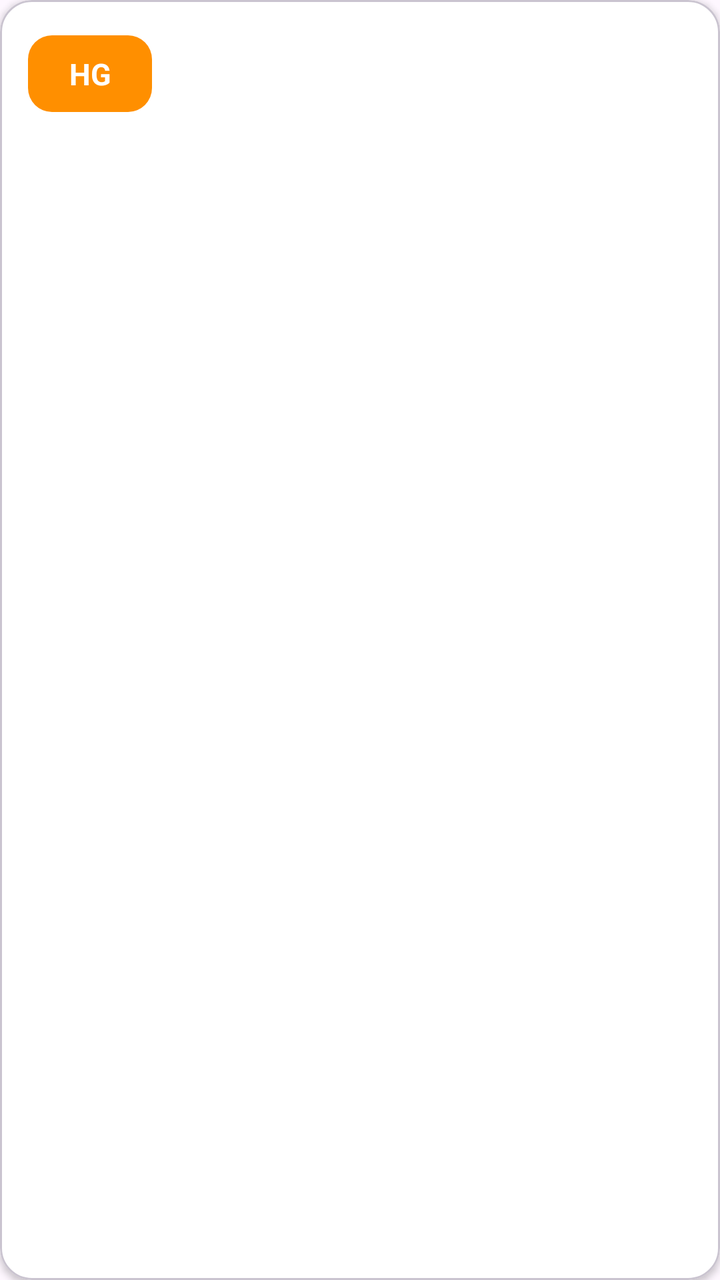
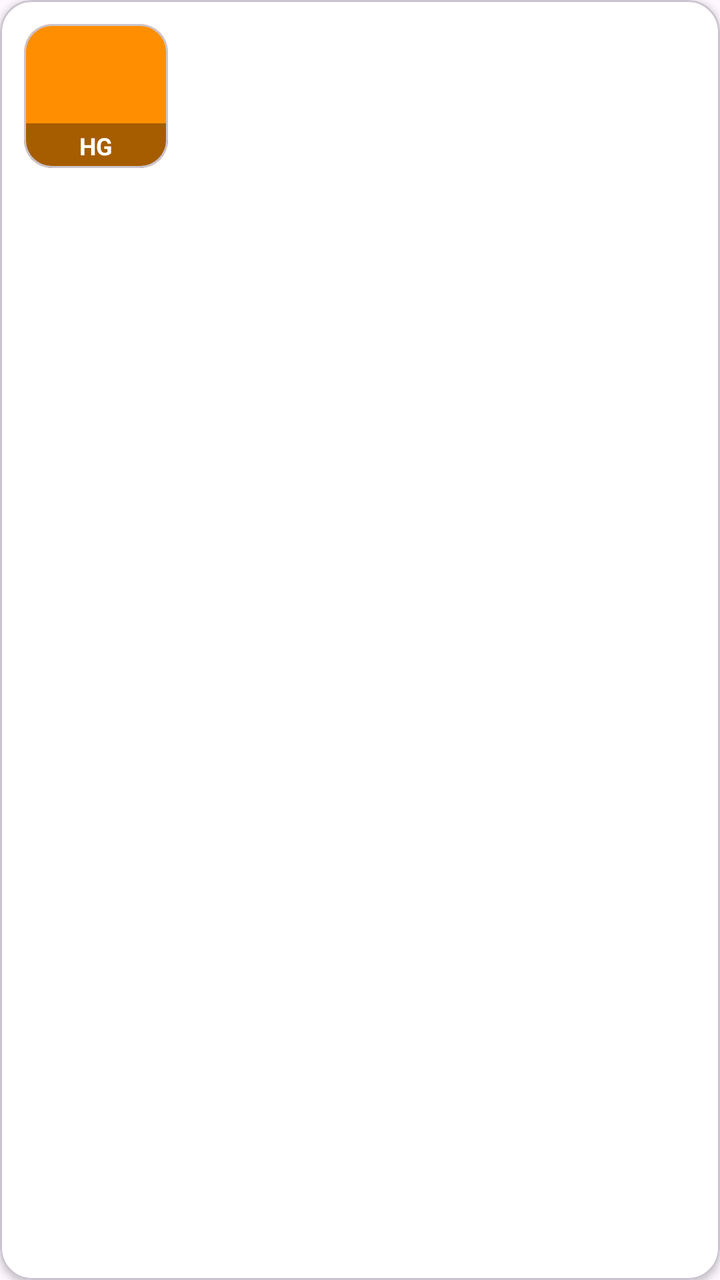

Before-and-after screenshots of an Android layout around one commit, followed by the original layout XML and the change that was made.
<!-- AndroidManifest.xml: application theme Theme.GunplaLog -->
<!-- res/layout/item_model.xml -->
<?xml version="1.0" encoding="utf-8"?>
<com.google.android.material.card.MaterialCardView xmlns:android="http://schemas.android.com/apk/res/android"
    xmlns:app="http://schemas.android.com/apk/res-auto"
    android:layout_width="match_parent"
    android:layout_height="wrap_content"
    android:layout_marginLeft="14dp"
    android:layout_marginRight="14dp"
    android:layout_marginTop="5dp"
    android:layout_marginBottom="5dp"
    app:cardBackgroundColor="#FFFFFF"
    app:cardCornerRadius="16dp"
    app:cardElevation="2dp">

    <LinearLayout
        android:layout_width="match_parent"
        android:layout_height="wrap_content"
        android:gravity="center_vertical"
        android:orientation="horizontal"
        android:padding="14dp">

        <TextView
            android:id="@+id/tvBadge"
            android:layout_width="wrap_content"
            android:layout_height="wrap_content"
            android:background="@drawable/bg_badge"
            android:gravity="center"
            android:minWidth="62dp"
            android:paddingLeft="10dp"
            android:paddingTop="9dp"
            android:paddingRight="10dp"
            android:paddingBottom="9dp"
            android:text="HG"
            android:textColor="#FFFFFF"
            android:textSize="15sp"
            android:textStyle="bold" />

        <LinearLayout
            android:layout_width="0dp"
            android:layout_height="wrap_content"
            android:layout_marginLeft="12dp"
            android:layout_weight="1"
            android:orientation="vertical">

            <TextView
                android:id="@+id/tvName"
                android:layout_width="wrap_content"
                android:layout_height="wrap_content"
                android:ellipsize="end"
                android:maxLines="1"
                android:textColor="#222222"
                android:textSize="16sp"
                android:textStyle="bold" />

            <TextView
                android:id="@+id/tvMeta"
                android:layout_width="wrap_content"
                android:layout_height="wrap_content"
                android:layout_marginTop="3dp"
                android:textColor="#8A909C"
                android:textSize="12sp" />

            <TextView
                android:id="@+id/tvNote"
                android:layout_width="wrap_content"
                android:layout_height="wrap_content"
                android:layout_marginTop="2dp"
                android:ellipsize="end"
                android:maxLines="1"
                android:textColor="#666666"
                android:textSize="12sp"
                android:visibility="gone" />
        </LinearLayout>

        <LinearLayout
            android:layout_width="wrap_content"
            android:layout_height="wrap_content"
            android:layout_gravity="center_vertical"
            android:gravity="end"
            android:orientation="vertical">

            <TextView
                android:id="@+id/tvPrice"
                android:layout_width="wrap_content"
                android:layout_height="wrap_content"
                android:layout_gravity="end"
                android:textColor="#D32F2F"
                android:textSize="15sp"
                android:textStyle="bold" />

            <TextView
                android:id="@+id/tvStatus"
                android:layout_width="wrap_content"
                android:layout_height="wrap_content"
                android:layout_gravity="end"
                android:layout_marginTop="5dp"
                android:background="@drawable/bg_status_pill"
                android:paddingLeft="8dp"
                android:paddingTop="3dp"
                android:paddingRight="8dp"
                android:paddingBottom="3dp"
                android:textSize="11sp" />
        </LinearLayout>
    </LinearLayout>
</com.google.android.material.card.MaterialCardView>
<!-- resources referenced by this layout -->
<resources>
  <!-- drawable bg_badge (drawable) -->
  <?xml version="1.0" encoding="utf-8"?>
  <shape xmlns:android="http://schemas.android.com/apk/res/android">
      <solid android:color="#FF8F00" />
      <corners android:radius="12dp" />
  </shape>
  <!-- drawable bg_status_pill (drawable) -->
  <?xml version="1.0" encoding="utf-8"?>
  <shape xmlns:android="http://schemas.android.com/apk/res/android">
      <solid android:color="#FFFFFF" />
      <corners android:radius="10dp" />
  </shape>
  <style name="Theme.GunplaLog" parent="Theme.Material3.DayNight.NoActionBar">
          <item name="colorPrimary">@color/primary</item>
          
          <item name="android:statusBarColor">@android:color/transparent</item>
          <item name="android:windowLightStatusBar">false</item>
          <item name="android:navigationBarColor">@android:color/transparent</item>
      </style>
  <color name="primary">#1E4FD6</color>
</resources>

<!-- the commit's change to res/layout/item_model.xml (unified diff, before → after) -->
@@ -16,23 +16,38 @@
         android:layout_height="wrap_content"
         android:gravity="center_vertical"
         android:orientation="horizontal"
-        android:padding="14dp">
+        android:padding="12dp">
 
-        <TextView
-            android:id="@+id/tvBadge"
-            android:layout_width="wrap_content"
-            android:layout_height="wrap_content"
-            android:background="@drawable/bg_badge"
-            android:gravity="center"
-            android:minWidth="62dp"
-            android:paddingLeft="10dp"
-            android:paddingTop="9dp"
-            android:paddingRight="10dp"
-            android:paddingBottom="9dp"
-            android:text="HG"
-            android:textColor="#FFFFFF"
-            android:textSize="15sp"
-            android:textStyle="bold" />
+        
+        <com.google.android.material.card.MaterialCardView
+            android:id="@+id/thumbCard"
+            android:layout_width="72dp"
+            android:layout_height="72dp"
+            app:cardBackgroundColor="#FF8F00"
+            app:cardCornerRadius="14dp"
+            app:cardElevation="0dp">
+
+            <ImageView
+                android:id="@+id/ivThumb"
+                android:layout_width="match_parent"
+                android:layout_height="match_parent"
+                android:contentDescription="@string/label_photo"
+                android:scaleType="centerCrop" />
+
+            <TextView
+                android:id="@+id/tvBadge"
+                android:layout_width="match_parent"
+                android:layout_height="wrap_content"
+                android:layout_gravity="bottom"
+                android:background="#59000000"
+                android:gravity="center"
+                android:paddingTop="3dp"
+                android:paddingBottom="3dp"
+                android:text="HG"
+                android:textColor="#FFFFFF"
+                android:textSize="12sp"
+                android:textStyle="bold" />
+        </com.google.android.material.card.MaterialCardView>
 
         <LinearLayout
             android:layout_width="0dp"
<!-- resource entries referenced after the edit -->
@@ -1,17 +1,12 @@
 <!-- resources referenced by this layout -->
 <resources>
-  <!-- drawable bg_badge (drawable) -->
-  <?xml version="1.0" encoding="utf-8"?>
-  <shape xmlns:android="http://schemas.android.com/apk/res/android">
-      <solid android:color="#FF8F00" />
-      <corners android:radius="12dp" />
-  </shape>
   <!-- drawable bg_status_pill (drawable) -->
   <?xml version="1.0" encoding="utf-8"?>
   <shape xmlns:android="http://schemas.android.com/apk/res/android">
       <solid android:color="#FFFFFF" />
       <corners android:radius="10dp" />
   </shape>
+  <string name="label_photo">模型美图</string>
   <style name="Theme.GunplaLog" parent="Theme.Material3.DayNight.NoActionBar">
           <item name="colorPrimary">@color/primary</item>
           
